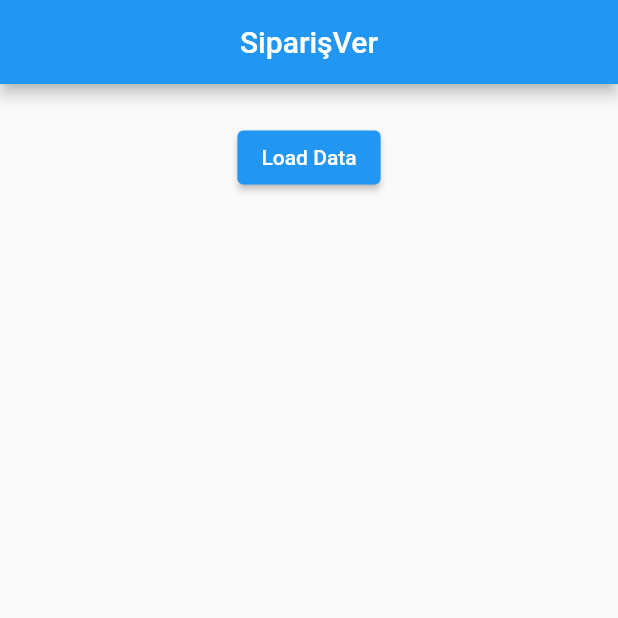
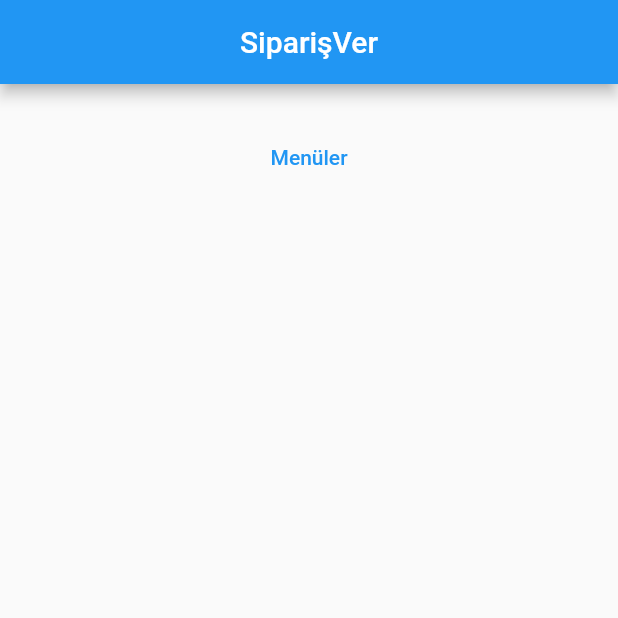
Before and after one commit to sfahraci/SambaPos, a Flutter app: the screen it shows after launch, on a phone screen of 412 x 824 dp, the top half of it. Run offline on Flutter 3.47's test engine with Material 2 defaults, Android fonts, the phone set to English and light mode, and no system bars.

Commit message:
readme screenshots uploaded

```diff
--- a/lib/main.dart
+++ b/lib/main.dart
@@ -58,8 +58,8 @@ class _HomePageState extends State<HomePage> {
         padding: const EdgeInsets.all(25),
         child: Column(
           children: [
-            ElevatedButton(
-              child: const Text('Load Data'),
+            TextButton(
+              child: const Text('Menüler'),
               onPressed: readJson,
             ),
             // Display the data loaded from sample.json
```
Also changed, not shown: docs/Screenshot_1.png (added), docs/Screenshot_2.png (added), docs/Screenshot_3.png (added), 1 other file.
